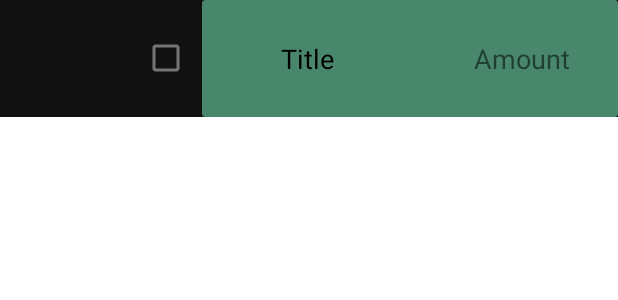
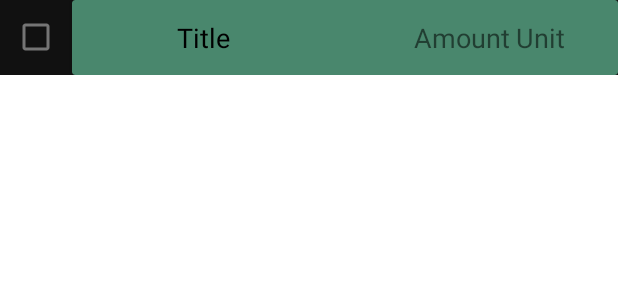
Before and after one commit to Reliec/SmartWG, an Android app: the layout row_layout_shopping_list_items.xml on its own in the app's theme, with its tools: preview values and no code run, on a phone screen of 412 x 824 dp. Shown: the top 300 px of the screen. Run offline under Robolectric (Android 15) with nearby library versions, the phone set to English and light mode, and no system bars; network calls fail.

```diff
--- a/app/build.gradle
+++ b/app/build.gradle
@@ -53,6 +53,7 @@ dependencies {
     implementation 'androidx.constraintlayout:constraintlayout:2.1.3'
     implementation 'androidx.recyclerview:recyclerview:1.1.0'
     implementation 'androidx.cardview:cardview:1.0.0'
+    implementation 'com.google.android.material:material:1.0.0'
     //coroutines
     implementation 'org.jetbrains.kotlinx:kotlinx-coroutines-core:1.6.0'
     implementation 'org.jetbrains.kotlinx:kotlinx-coroutines-android:1.3.5'
--- a/app/src/main/java/com/example/android/smartwg/adapter/RecycAdapterShoppingList.kt
+++ b/app/src/main/java/com/example/android/smartwg/adapter/RecycAdapterShoppingList.kt
@@ -44,7 +44,8 @@ class RecycAdapterShoppingList(
 
         holder.itemView.setOnClickListener {
             val intent = Intent(holder.itemView.context, ShoppingListInstanceActivity::class.java)
-            intent.putExtra("Shopping List Title", tTitle.text)
+            intent.putExtra("Shopping List Title", tTitle.text.toString())
+            intent.putExtra("Shopping List ID", shoppingListID)
             startActivity(holder.itemView.context,intent, null)
         }
 
--- a/app/src/main/java/com/example/android/smartwg/model/ShoppingListItem.kt
+++ b/app/src/main/java/com/example/android/smartwg/model/ShoppingListItem.kt
@@ -5,6 +5,6 @@ import android.text.Editable
 data class ShoppingListItem(
     val ID: Int,
     val title: Editable,
-    val count: Int,
-    val shoppingList: Int
-)
+    val amount: Int,
+    val unit: String,
+    val shoppingList: Int)
--- a/app/src/main/res/layout/activity_shopping_list_instance.xml
+++ b/app/src/main/res/layout/activity_shopping_list_instance.xml
@@ -1,5 +1,6 @@
 <?xml version="1.0" encoding="utf-8"?>
 <androidx.constraintlayout.widget.ConstraintLayout xmlns:android="http://schemas.android.com/apk/res/android"
+    android:id="@+id/constraintLayoutShoppingListInstance"
     xmlns:app="http://schemas.android.com/apk/res-auto"
     xmlns:tools="http://schemas.android.com/tools"
     android:layout_width="match_parent"
@@ -23,7 +24,7 @@
         app:layout_constraintStart_toEndOf="@+id/tvShoppingListTitle" />
 
     <Button
-        android:id="@+id/bCreateNewShoppingListItem"
+        android:id="@+id/bCreateShoppingListItem"
         android:layout_width="wrap_content"
         android:layout_height="wrap_content"
         android:layout_gravity="end"
@@ -59,7 +60,7 @@
         android:id="@+id/recyclerViewShoppingListItems"
         android:layout_width="324dp"
         android:layout_height="494dp"
-        app:layout_constraintBottom_toTopOf="@+id/bCreateNewShoppingListItem"
+        app:layout_constraintBottom_toTopOf="@+id/bCreateShoppingListItem"
         app:layout_constraintEnd_toEndOf="parent"
         app:layout_constraintStart_toStartOf="parent" />
 
--- a/app/src/main/res/layout/activity_shopping_list_overview.xml
+++ b/app/src/main/res/layout/activity_shopping_list_overview.xml
@@ -25,8 +25,8 @@
 
     <ScrollView
         android:id="@+id/shoppingListContainer"
-        android:layout_width="516dp"
-        android:layout_height="661dp"
+        android:layout_width="414dp"
+        android:layout_height="571dp"
         android:orientation="vertical"
         app:layout_constraintBottom_toBottomOf="parent"
         app:layout_constraintEnd_toEndOf="parent"
--- a/app/src/main/res/layout/row_layout_shopping_list_items.xml
+++ b/app/src/main/res/layout/row_layout_shopping_list_items.xml
@@ -9,19 +9,18 @@
 
 
     <androidx.cardview.widget.CardView
-        android:id="@+id/ShoppingListView"
-        android:layout_width="277dp"
-        android:layout_height="78dp"
+        android:id="@+id/ShoppingListItemView"
+        android:layout_width="364dp"
+        android:layout_height="50dp"
         android:background="#00FFFFFF"
         app:cardBackgroundColor="#49876D"
         app:layout_constraintBottom_toBottomOf="parent"
         app:layout_constraintEnd_toEndOf="parent"
         app:layout_constraintTop_toTopOf="parent"
-        app:layout_constraintVertical_bias="0.0">
-    </androidx.cardview.widget.CardView>
+        app:layout_constraintVertical_bias="0.0" />
 
     <EditText
-        android:id="@+id/tvTitle"
+        android:id="@+id/tvItemTitle"
         android:layout_width="wrap_content"
         android:layout_height="wrap_content"
         android:background="#00FFFFFF"
@@ -33,20 +32,20 @@
         android:textAlignment="center"
         android:textColor="@color/black"
         android:translationZ="90dp"
-        app:layout_constraintBottom_toBottomOf="@+id/ShoppingListView"
-        app:layout_constraintEnd_toEndOf="@+id/ShoppingListView"
+        app:layout_constraintBottom_toBottomOf="@+id/ShoppingListItemView"
+        app:layout_constraintEnd_toEndOf="@+id/ShoppingListItemView"
         app:layout_constraintHorizontal_bias="0.2"
-        app:layout_constraintStart_toStartOf="@+id/ShoppingListView"
-        app:layout_constraintTop_toTopOf="@+id/ShoppingListView"
+        app:layout_constraintStart_toStartOf="@+id/ShoppingListItemView"
+        app:layout_constraintTop_toTopOf="@+id/ShoppingListItemView"
         tools:ignore="Autofill,LabelFor" />
 
     <CheckBox
         android:id="@+id/checkBox"
         android:layout_width="47dp"
-        android:layout_height="78dp"
+        android:layout_height="50dp"
         android:gravity="center"
         app:layout_constraintBottom_toBottomOf="parent"
-        app:layout_constraintEnd_toStartOf="@+id/ShoppingListView"
+        app:layout_constraintEnd_toStartOf="@+id/ShoppingListItemView"
         app:layout_constraintTop_toTopOf="parent" />
 
     <TextView
@@ -56,11 +55,24 @@
         android:text="@string/Amount"
         android:textSize="18sp"
         android:translationZ="90dp"
-        app:layout_constraintBottom_toBottomOf="@+id/ShoppingListView"
-        app:layout_constraintEnd_toEndOf="@+id/ShoppingListView"
-        app:layout_constraintHorizontal_bias="0.85"
-        app:layout_constraintStart_toStartOf="@+id/ShoppingListView"
-        app:layout_constraintTop_toTopOf="@+id/ShoppingListView" />
+        app:layout_constraintBottom_toBottomOf="@+id/ShoppingListItemView"
+        app:layout_constraintEnd_toEndOf="@+id/ShoppingListItemView"
+        app:layout_constraintHorizontal_bias="0.76"
+        app:layout_constraintStart_toStartOf="@+id/ShoppingListItemView"
+        app:layout_constraintTop_toTopOf="@+id/ShoppingListItemView" />
+
+    <TextView
+        android:id="@+id/tvItemUnit"
+        android:layout_width="wrap_content"
+        android:layout_height="wrap_content"
+        android:text="@string/Unit"
+        android:textSize="18sp"
+        android:translationZ="90dp"
+        app:layout_constraintBottom_toBottomOf="parent"
+        app:layout_constraintEnd_toEndOf="parent"
+        app:layout_constraintHorizontal_bias="0.1"
+        app:layout_constraintStart_toEndOf="@+id/tvItemAmount"
+        app:layout_constraintTop_toTopOf="parent" />
 
 
 </androidx.constraintlayout.widget.ConstraintLayout>
--- a/app/src/main/res/values/strings.xml
+++ b/app/src/main/res/values/strings.xml
@@ -28,5 +28,6 @@
     <string name="confirmChanges">Confirm Changes</string>
     <string name="nameOfUser">nameOfUser</string>
     <string name="Amount">Amount</string>
+    <string name="Unit">Unit</string>
     <string name="shoppingListTitle">ShoppingListTitle</string>
 </resources>
--- a/gradle.properties
+++ b/gradle.properties
@@ -21,3 +21,4 @@ kotlin.code.style=official
 # resources declared in the library itself and none from the library's dependencies,
 # thereby reducing the size of the R class for that library
 android.nonTransitiveRClass=true
+android.enableJetifier=true
```
Also changed, not shown: app/src/main/java/com/example/android/smartwg/MainViewModel.kt (+24 -0 lines), app/src/main/java/com/example/android/smartwg/ShoppingListInstanceActivity.kt (+54 -23 lines), app/src/main/java/com/example/android/smartwg/adapter/RecycAdapterShoppingListItems.kt (+18 -4 lines), app/src/main/java/com/example/android/smartwg/api/APIService.kt (+18 -0 lines), app/src/main/java/com/example/android/smartwg/repository/Repository.kt (+13 -0 lines), app/src/main/java/com/example/android/smartwg/util/SwipeToDeleteCallback.kt (added, +92 -0 lines).
